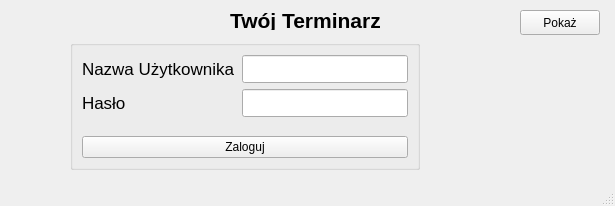
First picture: the form in mainwindow.ui, repository Kielx/PJC_Projekt, before the edit.
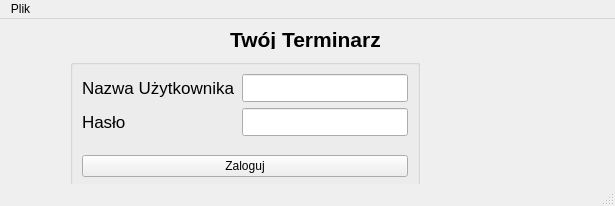
Second picture: the form after the edit.

Commit message: Add form to add users

Patch:
```diff
--- a/mainwindow.ui
+++ b/mainwindow.ui
@@ -17,19 +17,6 @@
    <string notr="true"/>
   </property>
   <widget class="QWidget" name="centralwidget">
-   <widget class="QPushButton" name="pushButton">
-    <property name="geometry">
-     <rect>
-      <x>520</x>
-      <y>10</y>
-      <width>80</width>
-      <height>25</height>
-     </rect>
-    </property>
-    <property name="text">
-     <string>Pokaż</string>
-    </property>
-   </widget>
    <widget class="QGroupBox" name="groupBox">
     <property name="geometry">
      <rect>
@@ -146,6 +133,13 @@
      <height>22</height>
     </rect>
    </property>
+   <widget class="QMenu" name="menuFile">
+    <property name="title">
+     <string>Plik</string>
+    </property>
+    <addaction name="actionDodaj_u_ytkownika"/>
+   </widget>
+   <addaction name="menuFile"/>
   </widget>
   <widget class="QStatusBar" name="statusbar"/>
  </widget>
```
Left out of the diff: 5 changed lines with no effect on the pictures. The commit also changes 6 other files.
